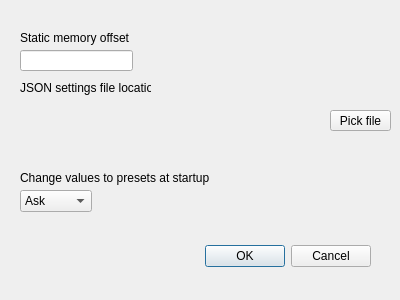
Before: the Qt Designer form metasettings.ui in SpeedyCodes/RenderBender, drawn with Qt 5.
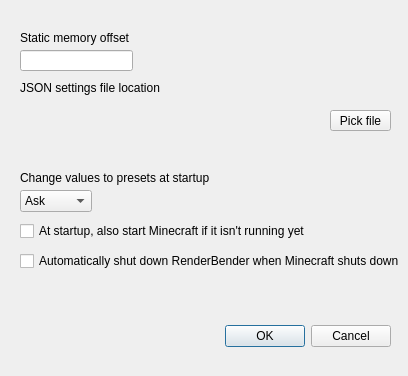
After: the same form once the commit is applied.

```diff
--- a/metasettings.ui
+++ b/metasettings.ui
@@ -22,8 +22,8 @@
    <rect>
     <x>0</x>
     <y>0</y>
-    <width>400</width>
-    <height>300</height>
+    <width>408</width>
+    <height>376</height>
    </rect>
   </property>
   <property name="windowTitle">
@@ -32,8 +32,8 @@
   <widget class="QDialogButtonBox" name="buttonBox">
    <property name="geometry">
     <rect>
-     <x>30</x>
-     <y>240</y>
+     <x>50</x>
+     <y>320</y>
      <width>341</width>
      <height>32</height>
     </rect>
@@ -114,7 +114,7 @@
     <rect>
      <x>20</x>
      <y>80</y>
-     <width>131</width>
+     <width>140</width>
      <height>16</height>
     </rect>
    </property>
@@ -151,6 +151,32 @@
     <string>Pick file</string>
    </property>
   </widget>
+  <widget class="QCheckBox" name="startupBehaviourCB">
+   <property name="geometry">
+    <rect>
+     <x>20</x>
+     <y>220</y>
+     <width>301</width>
+     <height>22</height>
+    </rect>
+   </property>
+   <property name="text">
+    <string>At startup, also start Minecraft if it isn't running yet</string>
+   </property>
+  </widget>
+  <widget class="QCheckBox" name="shutdownBehaviourCB">
+   <property name="geometry">
+    <rect>
+     <x>20</x>
+     <y>250</y>
+     <width>381</width>
+     <height>22</height>
+    </rect>
+   </property>
+   <property name="text">
+    <string>Automatically shut down RenderBender when Minecraft shuts down</string>
+   </property>
+  </widget>
  </widget>
  <resources/>
  <connections>
```
